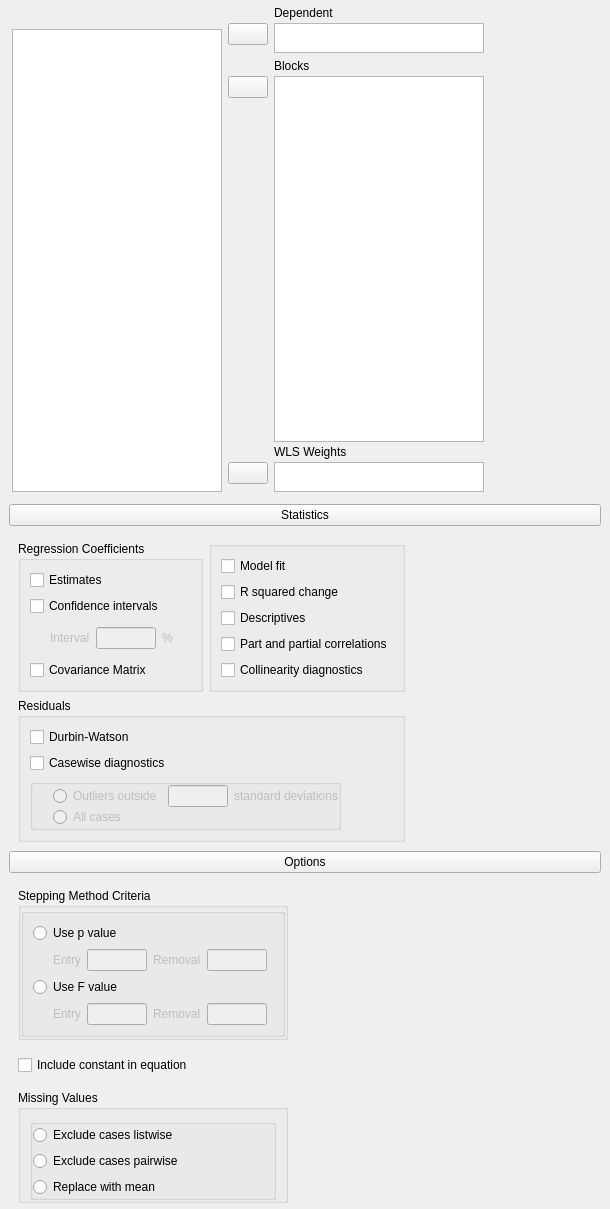
Old version of the form JASP-Desktop/analysisforms/regressionlinearform.ui in the repository jasp-stats/jasp-desktop.
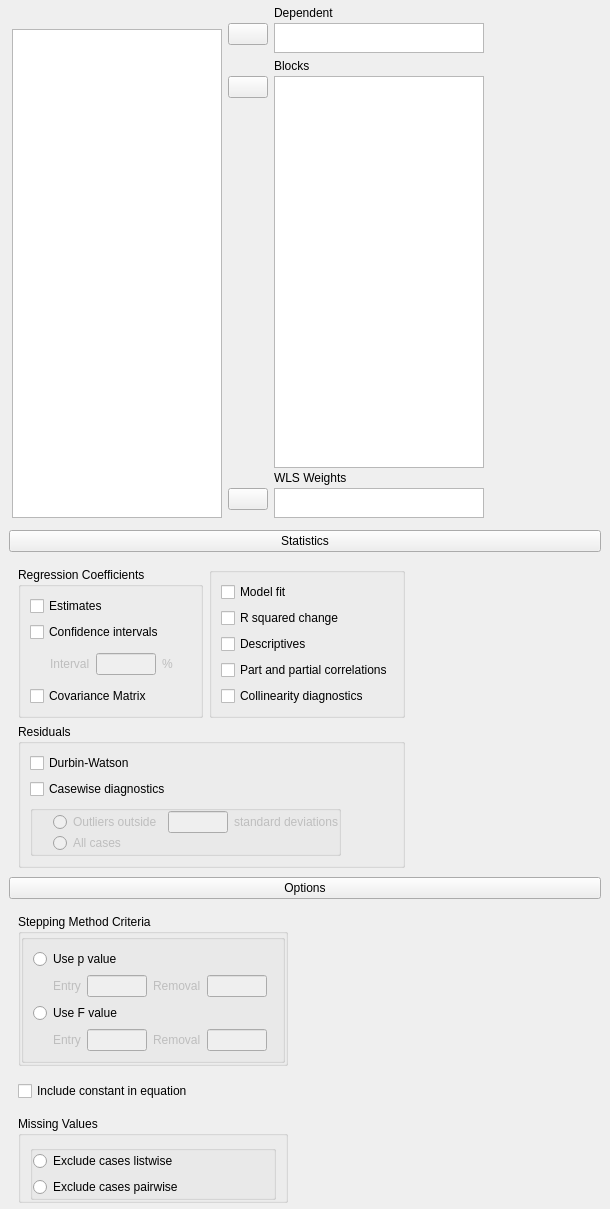
New version of the form. Custom widgets are drawn as their Qt base class.

Commit message: C Lin Regression: Enabling a slew of options

```diff
--- a/JASP-Desktop/analysisforms/regressionlinearform.ui
+++ b/JASP-Desktop/analysisforms/regressionlinearform.ui
@@ -818,13 +818,6 @@
                  </property>
                 </widget>
                </item>
-               <item row="2" column="0">
-                <widget class="QRadioButton" name="_3replaceWithMean">
-                 <property name="text">
-                  <string>Replace with mean</string>
-                 </property>
-                </widget>
-               </item>
               </layout>
              </widget>
             </item>
```
The commit also changes 1 other file.
